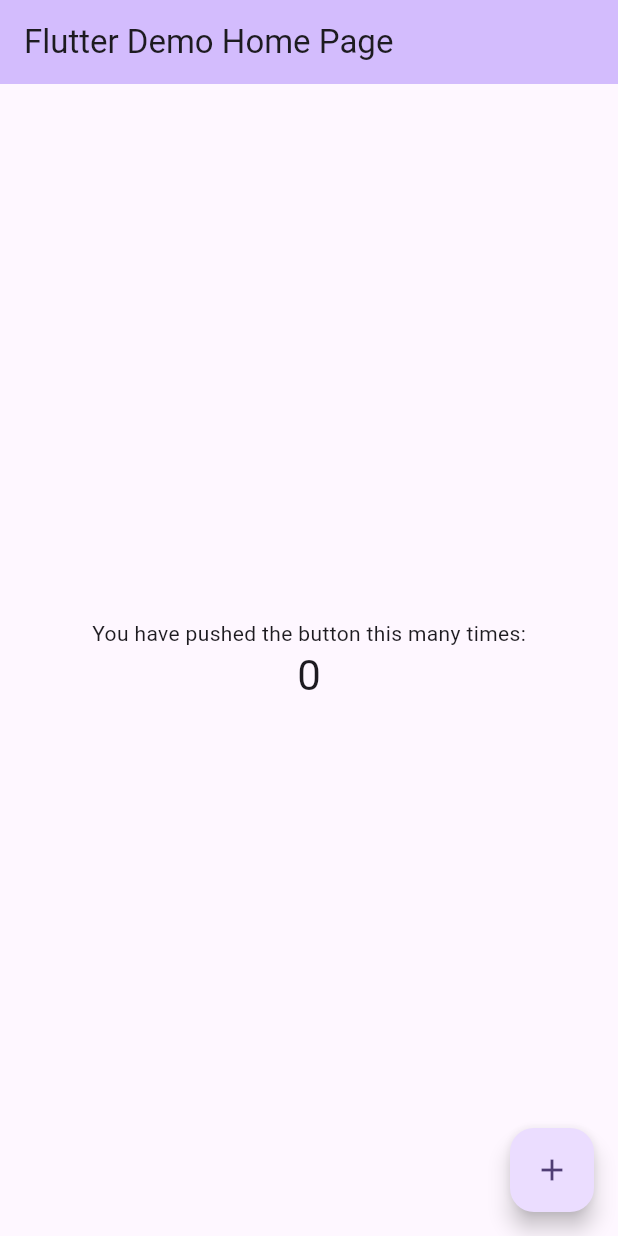
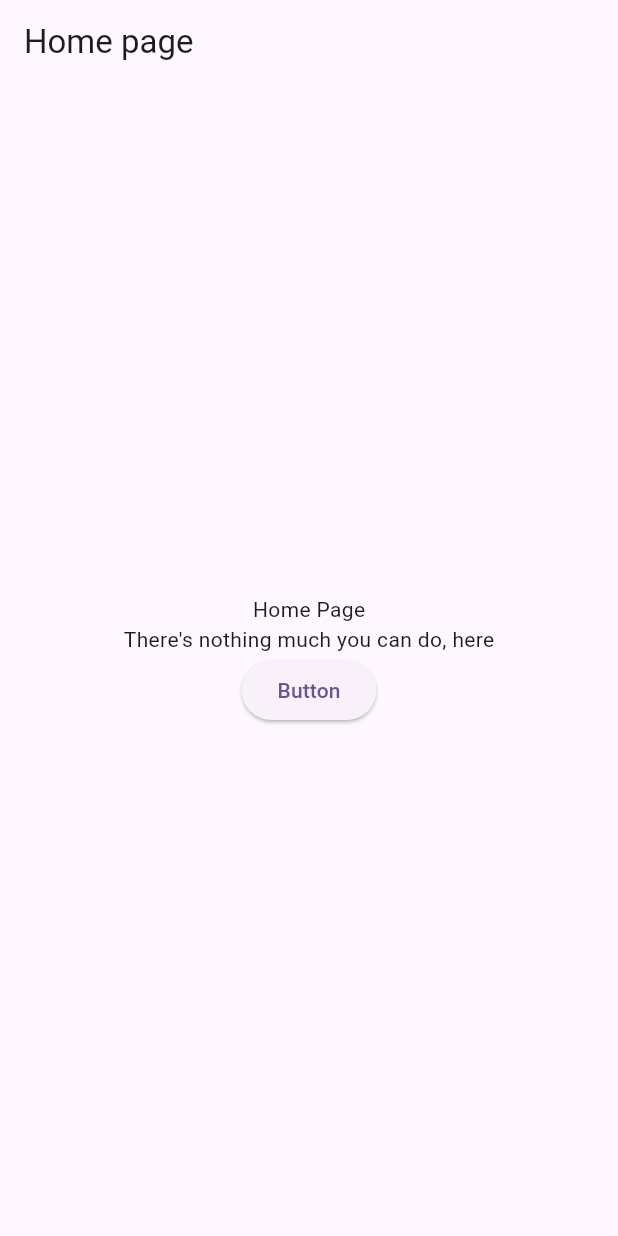
Before and after one commit to vadxq/flutter_simple_starter, a Flutter app: the screen it shows after launch, on a phone screen of 412 x 824 dp. Run offline on Flutter 3.47's test engine with Material 2 defaults, Android fonts, the phone set to English and light mode, and no system bars; our stand-ins replace flutter_riverpod, go_router.

Commit message:
feat: go router

```diff
--- a/lib/main.dart
+++ b/lib/main.dart
@@ -1,16 +1,25 @@
 import 'package:flutter/material.dart';
+import 'package:flutter_riverpod/flutter_riverpod.dart';
+import 'router/router_provider.dart';
 
 void main() {
-  runApp(const MyApp());
+  runApp(const ProviderScope(child: MyApp()));
 }
 
-class MyApp extends StatelessWidget {
+class MyApp extends ConsumerStatefulWidget {
   const MyApp({super.key});
 
-  // This widget is the root of your application.
+  @override
+  ConsumerState<MyApp> createState() => _MyAppState();
+}
+
+class _MyAppState extends ConsumerState<MyApp> {
+ // This widget is the root of your application.
   @override
   Widget build(BuildContext context) {
-    return MaterialApp(
+    final router = ref.watch(goRouterProvider);
+    return MaterialApp.router(
+      routerConfig: router,
       title: 'Flutter Demo',
       theme: ThemeData(
         // This is the theme of your application.
@@ -31,95 +40,6 @@ class MyApp extends StatelessWidget {
         colorScheme: ColorScheme.fromSeed(seedColor: Colors.deepPurple),
         useMaterial3: true,
       ),
-      home: const MyHomePage(title: 'Flutter Demo Home Page'),
     );
   }
 }
-
-class MyHomePage extends StatefulWidget {
-  const MyHomePage({super.key, required this.title});
-
-  // This widget is the home page of your application. It is stateful, meaning
-  // that it has a State object (defined below) that contains fields that affect
-  // how it looks.
-
-  // This class is the configuration for the state. It holds the values (in this
-  // case the title) provided by the parent (in this case the App widget) and
-  // used by the build method of the State. Fields in a Widget subclass are
-  // always marked "final".
-
-  final String title;
-
-  @override
-  State<MyHomePage> createState() => _MyHomePageState();
-}
-
-class _MyHomePageState extends State<MyHomePage> {
-  int _counter = 0;
-
-  void _incrementCounter() {
-    setState(() {
-      // This call to setState tells the Flutter framework that something has
-      // changed in this State, which causes it to rerun the build method below
-      // so that the display can reflect the updated values. If we changed
-      // _counter without calling setState(), then the build method would not be
-      // called again, and so nothing would appear to happen.
-      _counter++;
-    });
-  }
-
-  @override
-  Widget build(BuildContext context) {
-    // This method is rerun every time setState is called, for instance as done
-    // by the _incrementCounter method above.
-    //
-    // The Flutter framework has been optimized to make rerunning build methods
-    // fast, so that you can just rebuild anything that needs updating rather
-    // than having to individually change instances of widgets.
-    return Scaffold(
-      appBar: AppBar(
-        // TRY THIS: Try changing the color here to a specific color (to
-        // Colors.amber, perhaps?) and trigger a hot reload to see the AppBar
-        // change color while the other colors stay the same.
-        backgroundColor: Theme.of(context).colorScheme.inversePrimary,
-        // Here we take the value from the MyHomePage object that was created by
-        // the App.build method, and use it to set our appbar title.
-        title: Text(widget.title),
-      ),
-      body: Center(
-        // Center is a layout widget. It takes a single child and positions it
-        // in the middle of the parent.
-        child: Column(
-          // Column is also a layout widget. It takes a list of children and
-          // arranges them vertically. By default, it sizes itself to fit its
-          // children horizontally, and tries to be as tall as its parent.
-          //
-          // Column has various properties to control how it sizes itself and
-          // how it positions its children. Here we use mainAxisAlignment to
-          // center the children vertically; the main axis here is the vertical
-          // axis because Columns are vertical (the cross axis would be
-          // horizontal).
-          //
-          // TRY THIS: Invoke "debug painting" (choose the "Toggle Debug Paint"
-          // action in the IDE, or press "p" in the console), to see the
-          // wireframe for each widget.
-          mainAxisAlignment: MainAxisAlignment.center,
-          children: <Widget>[
-            const Text(
-              'You have pushed the button this many times:',
-            ),
-            Text(
-              '$_counter',
-              style: Theme.of(context).textTheme.headlineMedium,
-            ),
-          ],
-        ),
-      ),
-      floatingActionButton: FloatingActionButton(
-        onPressed: _incrementCounter,
-        tooltip: 'Increment',
-        child: const Icon(Icons.add),
-      ), // This trailing comma makes auto-formatting nicer for build methods.
-    );
-  }
-}
--- /dev/null
+++ b/lib/pages/home_page.dart
@@ -0,0 +1,27 @@
+import 'package:flutter/material.dart';
+import 'package:flutter_riverpod/flutter_riverpod.dart';
+import 'package:go_router/go_router.dart';
+
+class HomePage extends ConsumerWidget {
+  const HomePage({super.key});
+
+  @override
+  Widget build(BuildContext context, WidgetRef ref) {
+    return Scaffold(
+      appBar: AppBar(title: const Text('Home page')),
+      body: Center(
+        child: Column(
+          mainAxisAlignment: MainAxisAlignment.center,
+          children: [
+            const Text('Home Page'),
+            const Text("There's nothing much you can do, here"),
+            ElevatedButton(
+              onPressed: () => context.go('/splash'),
+              child: const Text('Button'),
+            ),
+          ],
+        ),
+      ),
+    );
+  }
+}
--- /dev/null
+++ b/lib/router/router_provider.dart
@@ -0,0 +1,18 @@
+import 'package:flutter_riverpod/flutter_riverpod.dart';
+import 'package:flutter_simple_starter/pages/splash_page.dart';
+import 'package:go_router/go_router.dart';
+
+import '../pages/home_page.dart';
+import 'routes.dart';
+
+final goRouterProvider = Provider<GoRouter>((ref) {
+  return GoRouter(
+    initialLocation: HomeRoute.path,
+    debugLogDiagnostics: true,
+    routes: [
+    GoRoute(path: '/home', builder: (context, state) => const HomePage()),
+    GoRoute(path: '/splash', builder: (context, state) => const SplashPage()),
+    GoRoute(path: '/details/:id', builder: (context, state) => const HomePage()),
+  ],
+  );
+});
--- a/pubspec.yaml
+++ b/pubspec.yaml
@@ -35,6 +35,9 @@ dependencies:
   # The following adds the Cupertino Icons font to your application.
   # Use with the CupertinoIcons class for iOS style icons.
   cupertino_icons: ^1.0.2
+  flutter_riverpod: ^2.3.6
+  go_router: ^9.0.0
+  dio: ^5.2.1+1
 
 dev_dependencies:
   flutter_test:
```
Also changed, not shown: lib/pages/detail_page.dart (added, +46 -0 lines), lib/pages/splash_page.dart (added, +27 -0 lines), lib/router/routes.dart (added, +35 -0 lines), pubspec.lock, 3 other files.
